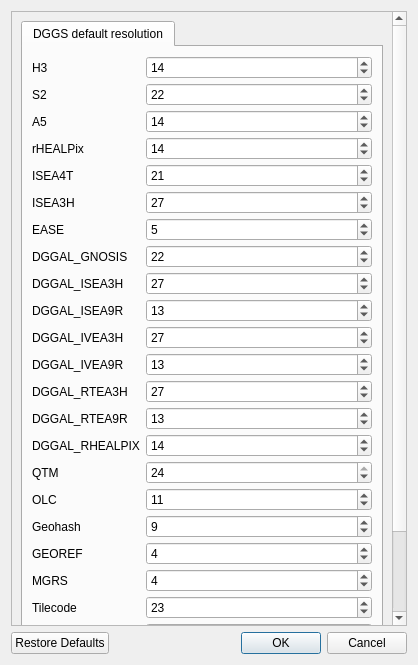
Qt form ui/settings.ui (opengeoshub/vgridtools) before a commit.
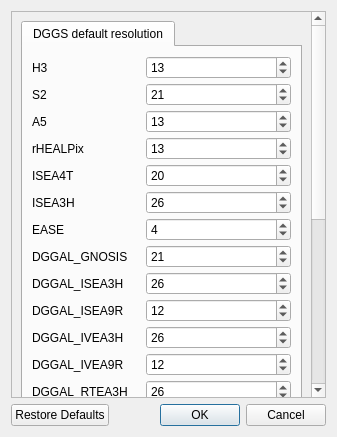
The same form after that commit.

What changed in the file:
```diff
--- a/ui/settings.ui
+++ b/ui/settings.ui
@@ -6,8 +6,8 @@
    <rect>
     <x>0</x>
     <y>0</y>
-    <width>418</width>
-    <height>665</height>
+    <width>337</width>
+    <height>437</height>
    </rect>
   </property>
   <property name="windowTitle">
@@ -27,7 +27,7 @@
        <rect>
         <x>0</x>
         <y>0</y>
-        <width>381</width>
+        <width>300</width>
         <height>619</height>
        </rect>
       </property>
@@ -63,7 +63,7 @@
                 <number>15</number>
                </property>
                <property name="value">
-                <number>14</number>
+                <number>13</number>
                </property>
               </widget>
              </item>
@@ -80,7 +80,7 @@
                 <number>30</number>
                </property>
                <property name="value">
-                <number>22</number>
+                <number>21</number>
                </property>
               </widget>
              </item>
@@ -97,7 +97,7 @@
                 <number>29</number>
                </property>
                <property name="value">
-                <number>14</number>
+                <number>13</number>
                </property>
               </widget>
              </item>
@@ -114,7 +114,7 @@
                 <number>15</number>
                </property>
                <property name="value">
-                <number>14</number>
+                <number>13</number>
                </property>
               </widget>
              </item>
@@ -131,7 +131,7 @@
                 <number>39</number>
                </property>
                <property name="value">
-                <number>21</number>
+                <number>20</number>
                </property>
               </widget>
              </item>
@@ -148,7 +148,7 @@
                 <number>40</number>
                </property>
                <property name="value">
-                <number>27</number>
+                <number>26</number>
                </property>
               </widget>
              </item>
@@ -165,7 +165,7 @@
                 <number>6</number>
                </property>
                <property name="value">
-                <number>5</number>
+                <number>4</number>
                </property>
               </widget>
              </item>
@@ -182,7 +182,7 @@
                 <number>28</number>
                </property>
                <property name="value">
-                <number>22</number>
+                <number>21</number>
                </property>
               </widget>
              </item>
@@ -199,7 +199,7 @@
                 <number>33</number>
                </property>
                <property name="value">
-                <number>27</number>
+                <number>26</number>
                </property>
               </widget>
              </item>
@@ -216,7 +216,7 @@
                 <number>16</number>
                </property>
                <property name="value">
-                <number>13</number>
+                <number>12</number>
                </property>
               </widget>
              </item>
@@ -233,7 +233,7 @@
                 <number>33</number>
                </property>
                <property name="value">
-                <number>27</number>
+                <number>26</number>
                </property>
               </widget>
              </item>
@@ -250,7 +250,7 @@
                 <number>16</number>
                </property>
                <property name="value">
-                <number>13</number>
+                <number>12</number>
                </property>
               </widget>
              </item>
@@ -267,7 +267,7 @@
                 <number>16</number>
                </property>
                <property name="value">
-                <number>13</number>
+                <number>12</number>
                </property>
               </widget>
              </item>
@@ -284,7 +284,7 @@
                 <number>16</number>
                </property>
                <property name="value">
-                <number>14</number>
+                <number>13</number>
                </property>
               </widget>
              </item>
@@ -304,7 +304,7 @@
                 <number>24</number>
                </property>
                <property name="value">
-                <number>24</number>
+                <number>23</number>
                </property>
               </widget>
              </item>
@@ -324,7 +324,7 @@
                 <number>15</number>
                </property>
                <property name="value">
-                <number>11</number>
+                <number>10</number>
                </property>
               </widget>
              </item>
@@ -344,7 +344,7 @@
                 <number>12</number>
                </property>
                <property name="value">
-                <number>9</number>
+                <number>8</number>
                </property>
               </widget>
              </item>
@@ -361,7 +361,7 @@
                 <number>10</number>
                </property>
                <property name="value">
-                <number>4</number>
+                <number>3</number>
                </property>
               </widget>
              </item>
@@ -395,7 +395,7 @@
                 <number>29</number>
                </property>
                <property name="value">
-                <number>23</number>
+                <number>22</number>
                </property>
               </widget>
              </item>
@@ -412,7 +412,7 @@
                 <number>29</number>
                </property>
                <property name="value">
-                <number>23</number>
+                <number>22</number>
                </property>
               </widget>
              </item>
@@ -462,7 +462,7 @@
                 <number>33</number>
                </property>
                <property name="value">
-                <number>27</number>
+                <number>26</number>
                </property>
               </widget>
              </item>
```
